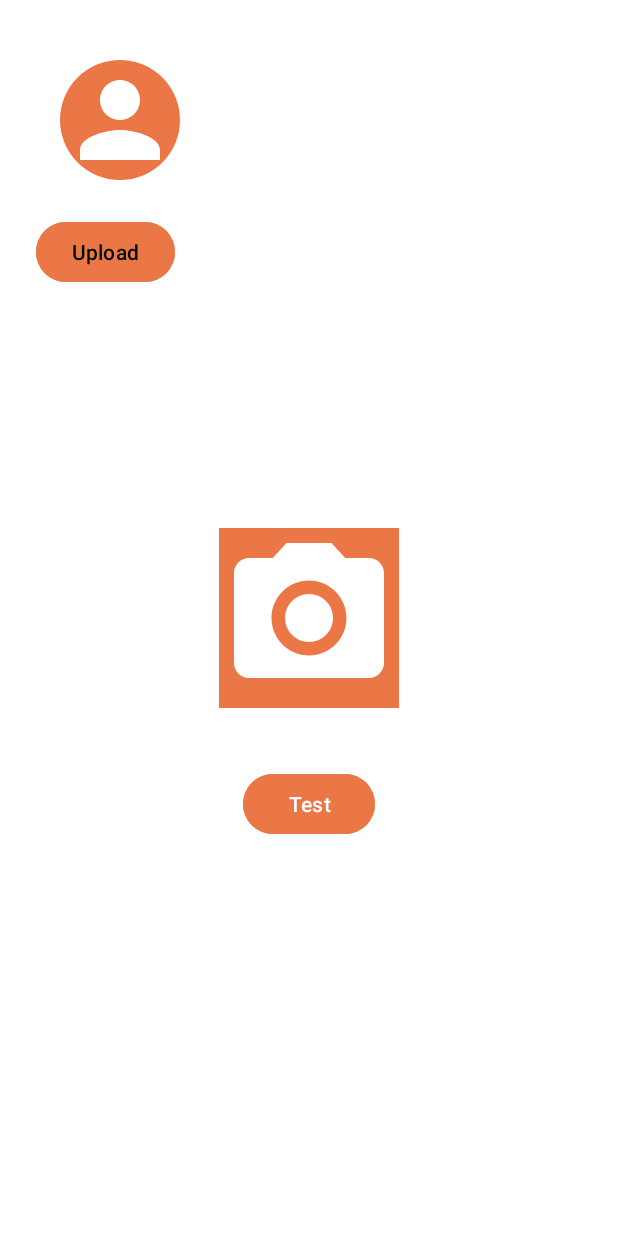
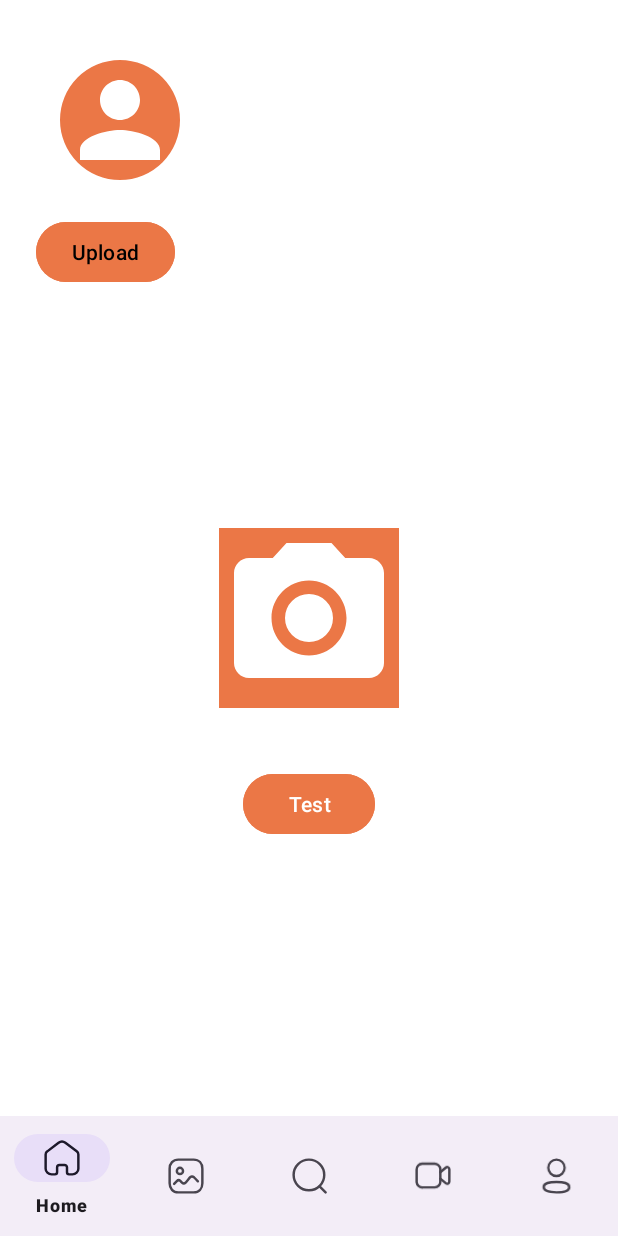
Before and after one commit to devtronghieu/murom, an Android app: the screen it shows after launch (MainActivity), on a phone screen of 412 x 824 dp. Run offline under Robolectric (Android 15) with nearby library versions, the phone set to English and light mode, and no system bars.

Commit message:
ui: simple bottom navigation

```diff
--- /dev/null
+++ b/app/src/main/res/drawable/murom_home.xml
@@ -0,0 +1,7 @@
+<vector android:height="20dp" android:viewportHeight="22"
+    android:viewportWidth="22" android:width="20dp" xmlns:android="http://schemas.android.com/apk/res/android">
+    <path android:fillColor="#00000000"
+        android:pathData="M8.008,19.771V16.705C8.008,15.925 8.677,15.291 9.506,15.286H12.544C13.378,15.286 14.053,15.921 14.053,16.705V16.705V19.781C14.053,20.443 14.615,20.985 15.319,21H17.344C19.363,21 21,19.461 21,17.562V17.562V8.838C20.989,8.091 20.616,7.389 19.987,6.933L13.061,1.685C11.847,0.772 10.122,0.772 8.909,1.685L2.013,6.943C1.381,7.397 1.008,8.1 1,8.847V17.562C1,19.461 2.637,21 4.656,21H6.681C7.402,21 7.987,20.45 7.987,19.771V19.771"
+        android:strokeColor="#95938C" android:strokeLineCap="round"
+        android:strokeLineJoin="round" android:strokeWidth="1.5"/>
+</vector>
--- /dev/null
+++ b/app/src/main/res/drawable/murom_image.xml
@@ -0,0 +1,15 @@
+<vector android:height="20dp" android:viewportHeight="22"
+    android:viewportWidth="22" android:width="20dp" xmlns:android="http://schemas.android.com/apk/res/android">
+    <path android:fillColor="#00000000" android:fillType="evenOdd"
+        android:pathData="M21,6.582V15.417C21,18.691 18.952,21 15.68,21H6.309C3.037,21 1,18.691 1,15.417V6.582C1,3.308 3.048,1 6.309,1H15.68C18.952,1 21,3.308 21,6.582Z"
+        android:strokeColor="#95938C" android:strokeLineCap="round"
+        android:strokeLineJoin="round" android:strokeWidth="1.5"/>
+    <path android:fillColor="#00000000"
+        android:pathData="M3.742,15.83L5.398,14.082C5.973,13.471 6.932,13.442 7.543,14.017C7.562,14.035 8.558,15.048 8.558,15.048C9.16,15.661 10.142,15.671 10.754,15.07C10.794,15.031 13.283,12.011 13.283,12.011C13.924,11.232 15.076,11.12 15.856,11.763C15.908,11.806 18.259,14.22 18.259,14.22"
+        android:strokeColor="#95938C" android:strokeLineCap="round"
+        android:strokeLineJoin="round" android:strokeWidth="1.5"/>
+    <path android:fillColor="#00000000" android:fillType="evenOdd"
+        android:pathData="M9.194,7.919C9.194,8.97 8.343,9.821 7.293,9.821C6.244,9.821 5.393,8.97 5.393,7.919C5.393,6.869 6.244,6.018 7.293,6.018C8.343,6.019 9.194,6.869 9.194,7.919Z"
+        android:strokeColor="#95938C" android:strokeLineCap="round"
+        android:strokeLineJoin="round" android:strokeWidth="1.5"/>
+</vector>
--- /dev/null
+++ b/app/src/main/res/drawable/murom_profile.xml
@@ -0,0 +1,22 @@
+<vector xmlns:android="http://schemas.android.com/apk/res/android"
+    android:width="20dp"
+    android:height="22dp"
+    android:viewportWidth="20"
+    android:viewportHeight="22">
+  <path
+      android:pathData="M10.292,14.617C6.089,14.617 2.5,15.252 2.5,17.797C2.5,20.342 6.066,21 10.292,21C14.494,21 18.082,20.364 18.082,17.82C18.082,15.276 14.517,14.617 10.292,14.617Z"
+      android:strokeLineJoin="round"
+      android:strokeWidth="1.5"
+      android:fillColor="#00000000"
+      android:fillType="evenOdd"
+      android:strokeColor="#95938C"
+      android:strokeLineCap="round"/>
+  <path
+      android:pathData="M10.291,10.987C13.049,10.987 15.285,8.751 15.285,5.993C15.285,3.235 13.049,1 10.291,1C7.533,1 5.297,3.235 5.297,5.993C5.288,8.742 7.509,10.978 10.256,10.987H10.291Z"
+      android:strokeLineJoin="round"
+      android:strokeWidth="1.42857"
+      android:fillColor="#00000000"
+      android:fillType="evenOdd"
+      android:strokeColor="#95938C"
+      android:strokeLineCap="round"/>
+</vector>
--- /dev/null
+++ b/app/src/main/res/drawable/murom_search.xml
@@ -0,0 +1,11 @@
+<vector android:height="20dp" android:viewportHeight="22"
+    android:viewportWidth="22" android:width="20dp" xmlns:android="http://schemas.android.com/apk/res/android">
+    <path android:fillColor="#00000000"
+        android:pathData="M10.352,10.352m-9.352,0a9.352,9.352 0,1 1,18.705 0a9.352,9.352 0,1 1,-18.705 0"
+        android:strokeColor="#95938C" android:strokeLineCap="round"
+        android:strokeLineJoin="round" android:strokeWidth="1.5"/>
+    <path android:fillColor="#00000000"
+        android:pathData="M16.857,17.343L20.524,21"
+        android:strokeColor="#95938C" android:strokeLineCap="round"
+        android:strokeLineJoin="round" android:strokeWidth="1.5"/>
+</vector>
--- /dev/null
+++ b/app/src/main/res/drawable/murom_video.xml
@@ -0,0 +1,21 @@
+<vector xmlns:android="http://schemas.android.com/apk/res/android"
+    android:width="22dp"
+    android:height="20dp"
+    android:viewportWidth="22"
+    android:viewportHeight="20">
+  <path
+      android:pathData="M15.481,13.403C15.564,15.298 14.035,16.901 12.064,16.981C11.919,16.987 4.844,16.973 4.844,16.973C2.883,17.122 1.167,15.713 1.012,13.825C1,13.684 1.004,6.092 1.004,6.092C0.917,4.195 2.444,2.588 4.416,2.504C4.563,2.497 11.629,2.51 11.629,2.51C13.599,2.364 15.321,3.783 15.473,5.68C15.484,5.817 15.481,13.403 15.481,13.403Z"
+      android:strokeLineJoin="round"
+      android:strokeWidth="1.5"
+      android:fillColor="#00000000"
+      android:fillType="evenOdd"
+      android:strokeColor="#95938C"
+      android:strokeLineCap="round"/>
+  <path
+      android:pathData="M15.484,7.652L18.89,4.864C19.735,4.173 21.001,4.775 21,5.864L20.987,13.467C20.986,14.557 19.719,15.153 18.877,14.462L15.484,11.674"
+      android:strokeLineJoin="round"
+      android:strokeWidth="1.5"
+      android:fillColor="#00000000"
+      android:strokeColor="#95938C"
+      android:strokeLineCap="round"/>
+</vector>
--- a/app/src/main/res/layout/activity_main.xml
+++ b/app/src/main/res/layout/activity_main.xml
@@ -1,7 +1,13 @@
 <?xml version="1.0" encoding="utf-8"?>
-<androidx.constraintlayout.widget.ConstraintLayout xmlns:android="http://schemas.android.com/apk/res/android"
+
+<RelativeLayout xmlns:android="http://schemas.android.com/apk/res/android"
     xmlns:app="http://schemas.android.com/apk/res-auto"
     xmlns:tools="http://schemas.android.com/tools"
+    android:layout_width="match_parent"
+    android:layout_height="match_parent"
+    tools:context=".MainActivity">
+
+    <androidx.constraintlayout.widget.ConstraintLayout
         android:layout_width="match_parent"
         android:layout_height="match_parent"
         android:background="@color/white"
@@ -54,4 +60,14 @@
             app:layout_constraintStart_toStartOf="parent"
             app:layout_constraintTop_toBottomOf="@+id/test_image"
             app:layout_constraintVertical_bias="0.132" />
+
+
     </androidx.constraintlayout.widget.ConstraintLayout>
+
+    <com.google.android.material.bottomnavigation.BottomNavigationView
+        android:id="@+id/bottom_navigation"
+        android:layout_width="match_parent"
+        android:layout_height="wrap_content"
+        android:layout_alignParentBottom="true"
+        app:menu="@menu/bottom_nav_menu" />
+</RelativeLayout>
--- a/app/src/main/res/menu/bottom_nav_menu.xml
+++ b/app/src/main/res/menu/bottom_nav_menu.xml
@@ -1,4 +1,23 @@
 <?xml version="1.0" encoding="utf-8"?>
 <menu xmlns:android="http://schemas.android.com/apk/res/android">
-
+    <item
+        android:id="@+id/bottom_nav_home"
+        android:title="@string/bottom_nav_home"
+        android:icon="@drawable/murom_home"/>
+    <item
+        android:id="@+id/bottom_nav_image"
+        android:title="@string/bottom_nav_image"
+        android:icon="@drawable/murom_image"/>
+    <item
+        android:id="@+id/bottom_nav_search"
+        android:title="@string/bottom_nav_search"
+        android:icon="@drawable/murom_search"/>
+    <item
+        android:id="@+id/bottom_nav_video"
+        android:title="@string/bottom_nav_video"
+        android:icon="@drawable/murom_video"/>
+    <item
+        android:id="@+id/bottom_nav_profile"
+        android:title="@string/bottom_nav_profile"
+        android:icon="@drawable/murom_profile"/>
 </menu>
--- a/app/src/main/res/values/strings.xml
+++ b/app/src/main/res/values/strings.xml
@@ -2,4 +2,9 @@
     <string name="app_name">MuRom</string>
     <string name="upload_avatar">Upload</string>
     <string name="test">Test</string>
+    <string name="bottom_nav_home">Home</string>
+    <string name="bottom_nav_image">Image</string>
+    <string name="bottom_nav_search">Search</string>
+    <string name="bottom_nav_video">Video</string>
+    <string name="bottom_nav_profile">Profile</string>
 </resources>
```
Lines whose indentation alone changed are shown as unchanged.
